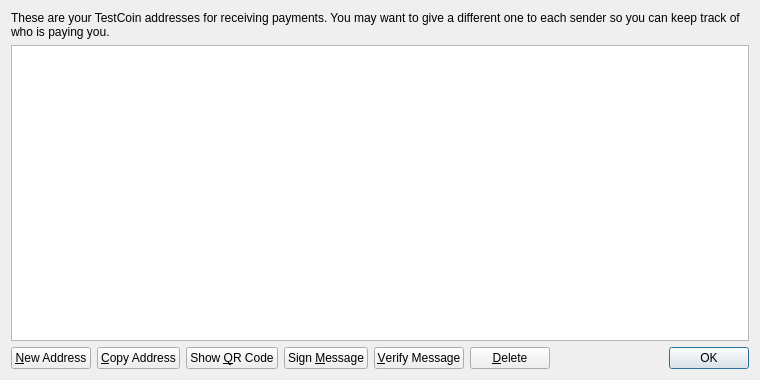
This is src/qt/forms/addressbookpage.ui in m4q4/CronoCoin as Qt 5 draws it before an edit. The edited form follows.
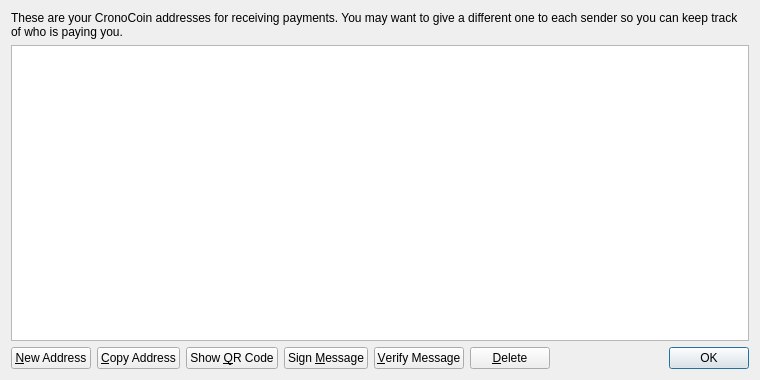
This is the edited form. Icons and pictures are not drawn.

Commit message: Rebrand to CronoCoin

```diff
--- a/src/qt/forms/addressbookpage.ui
+++ b/src/qt/forms/addressbookpage.ui
@@ -17,7 +17,7 @@
    <item>
     <widget class="QLabel" name="labelExplanation">
      <property name="text">
-      <string>These are your TestCoin addresses for receiving payments. You may want to give a different one to each sender so you can keep track of who is paying you.</string>
+      <string>These are your CronoCoin addresses for receiving payments. You may want to give a different one to each sender so you can keep track of who is paying you.</string>
      </property>
      <property name="textFormat">
       <enum>Qt::PlainText</enum>
```
Left out of the diff: 4 changed lines with no effect on the pictures. The commit also changes 127 other files.
